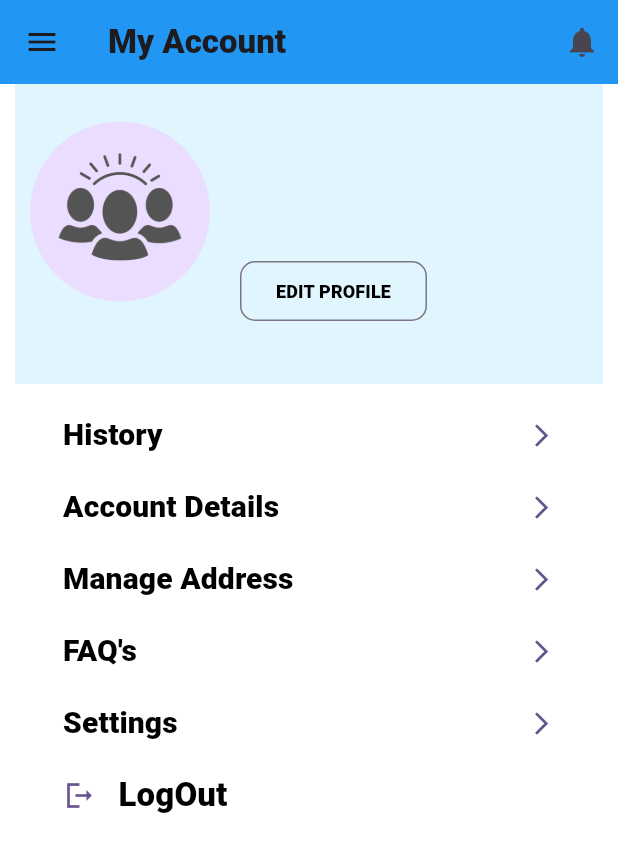
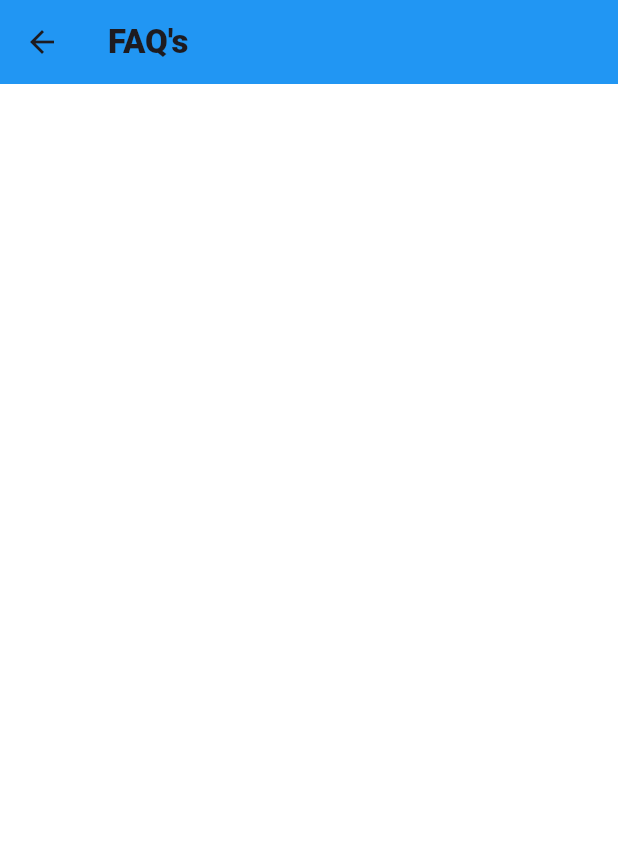
Before and after one commit to Ayush0316/ngo-app, a Flutter app: the Account screen opened directly, after a tap on "FAQ's", on a phone screen of 412 x 824 dp. Shown: the top 852 px of the screen. Run offline on Flutter 3.47's test engine with Material 2 defaults, Android fonts, the phone set to English and light mode, and no system bars; our stand-ins replace carousel_slider, cloud_firestore, firebase_auth, firebase_core, flutter_form_builder, form_builder_validators and 1 more; missing offline and left inert: adaptive_layout, autocomplete_textfield, form_builder_phone_field, sliding_switch; accounts and stored records are empty; Roboto replaces fonts that are missing (Roboto-Black).

```diff
--- /dev/null
+++ b/ngo_app/lib/screens/Account/FAQ.dart
@@ -0,0 +1,31 @@
+import "package:flutter/material.dart";
+
+class faq extends StatefulWidget {
+  const faq({super.key});
+
+  @override
+  State<faq> createState() => _faqState();
+}
+
+class _faqState extends State<faq> {
+  @override
+  Widget build(BuildContext context) => GestureDetector(
+        onTap: () => FocusScope.of(context).unfocus(),
+        child: Scaffold(
+          backgroundColor: Color.fromARGB(249, 255, 255, 255),
+          appBar: AppBar(
+            leading: BackButton(
+              onPressed: () => Navigator.of(context).pop(false),
+            ),
+            backgroundColor: Colors.blue,
+            title: const Text("FAQ's"),
+            elevation: 0.0,
+          ),
+          body: SafeArea(
+            child: SingleChildScrollView(
+              keyboardDismissBehavior: ScrollViewKeyboardDismissBehavior.onDrag,
+            ),
+          ),
+        ),
+      );
+}
--- a/ngo_app/lib/screens/Account/account.dart
+++ b/ngo_app/lib/screens/Account/account.dart
@@ -7,6 +7,7 @@ import 'package:ngo_app/screens/Account/settings.dart';
 import 'package:ngo_app/screens/Account/edit_profile.dart';
 import 'package:ngo_app/screens/Account/account_details.dart';
 import 'package:ngo_app/screens/Account/manage_address.dart';
+import 'package:ngo_app/screens/Account/FAQ.dart';
 
 class Account extends StatefulWidget {
   const Account({super.key});
@@ -204,7 +205,10 @@ class _AccountState extends State<Account> {
                               ],
                             )),
                         TextButton(
-                            onPressed: () {},
+                            onPressed: () {
+                              Navigator.of(context).push(MaterialPageRoute(
+                                  builder: (context) => const faq()));
+                            },
                             child: Row(
                               mainAxisAlignment: MainAxisAlignment.spaceBetween,
                               children: [
--- a/ngo_app/lib/screens/home/User/about us/text_about.dart
+++ b/ngo_app/lib/screens/home/User/about us/text_about.dart
@@ -12,10 +12,10 @@ class _text_aboutUSState extends State<text_aboutUS> {
   Widget build(BuildContext context) {
     return Container(
       // color: Colors.yellow,
-      height: 150,
+      height: 400,
       width: double.infinity,
       child: Text(
-        "this section will contain some information about the app and its past woks done (in the Text section )\nLorem ipsum dolor sit amet. Est error voluptatem eum ratione voluptatum eum eveniet inventore ut mollitia mollitia est reiciendis magni et consectetur \nrecusandae. Est commodi laborum ea laudantium eius ut quas doloremque sit accusamus unde qui ",
+        "Welcome to the (Name of the App), where volunteering is made simple, streamlined, and hassle-free.\nWe believe that those who want to help should not be hindered by needless paperwork, permissions, or payments. Instead, volunteering should be grounded in trust and a desire to make a positive impact in our communities.\nWith our app, you can register once and open the doors to a world of volunteering opportunities. No longer will you have to sift through endless emails, phone calls, and forms just to find a way to give back. We're here to bridge the gap between volunteers and organizations, so everyone can work together towards a better future.\nOur focus is on creating connections, building relationships, and fostering a sense of community. We understand that when people come together with a shared goal, anything is possible. That's why we're dedicated to removing the barriers that prevent people from giving their time and talents",
         style: TextStyle(
           fontWeight: FontWeight.w500,
           fontFamily: 'Roboto-Black',
```
